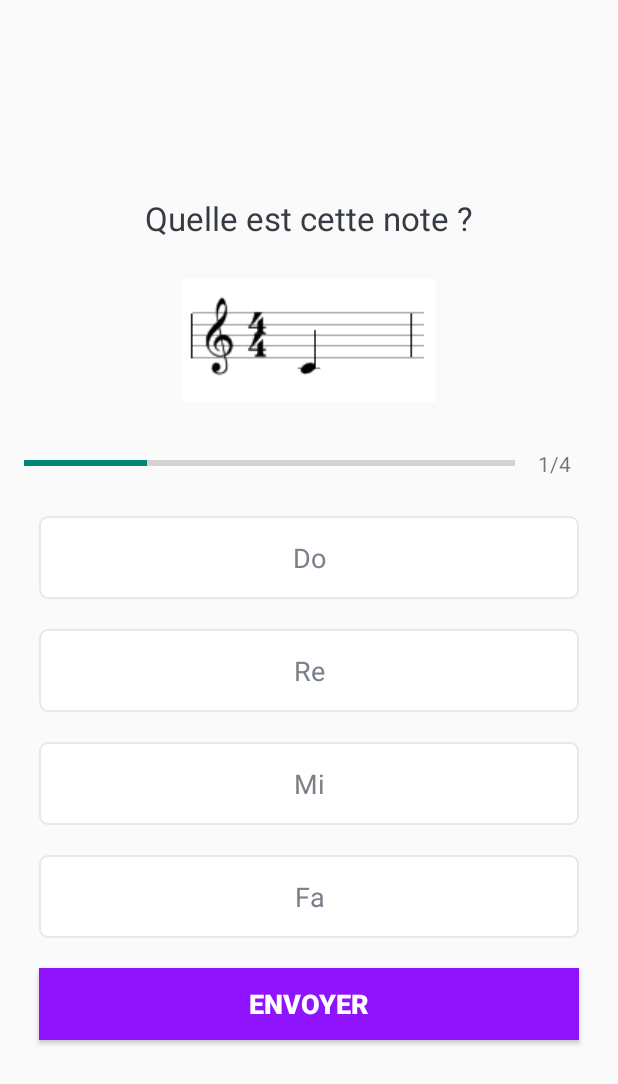
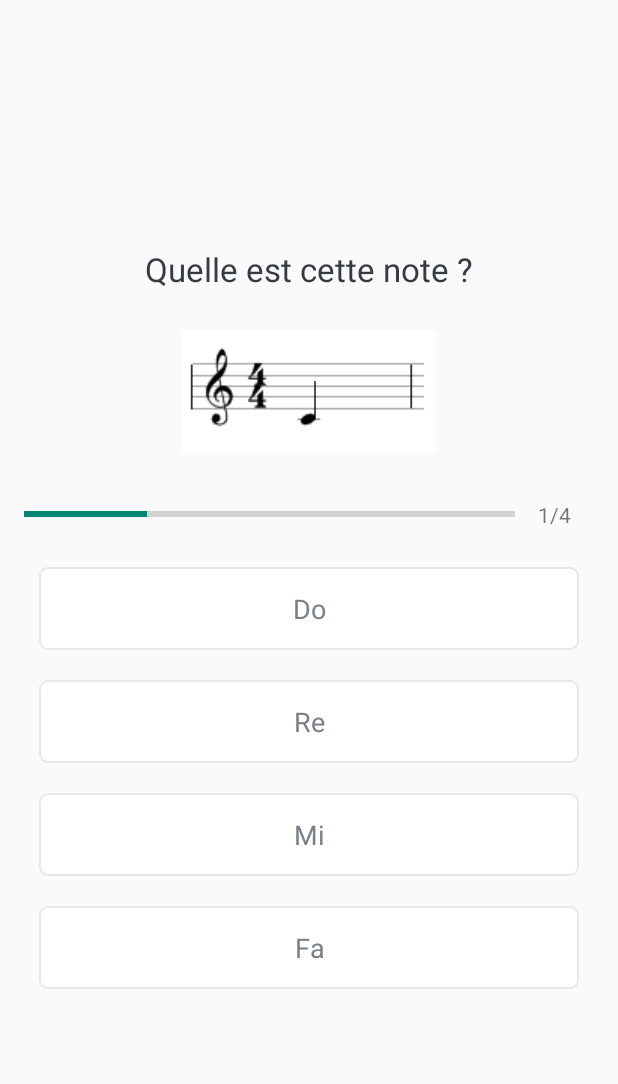
Before and after one commit to PaulPaillet/guido-app, an Android app: the QuizQuestionsActivity screen opened directly, with no data from a screen before it, on a phone screen of 412 x 824 dp. Shown: the top 1084 px of the screen. Run offline under Robolectric (Android 15) with nearby library versions, the phone set to English and light mode, and no system bars.

Commit message:
patch quiz

```diff
--- a/app/src/main/java/com/example/guido/QuizQuestionsActivity.kt
+++ b/app/src/main/java/com/example/guido/QuizQuestionsActivity.kt
@@ -30,15 +30,12 @@ class QuizQuestionsActivity : AppCompatActivity(), View.OnClickListener{
 
         setQuestion()
 
-        val progressBar = findViewById<ProgressBar>(R.id.progressBar)
-        val tv_progress = findViewById<TextView>(R.id.tv_progress)
-        val tv_question = findViewById<TextView>(R.id.tv_question)
-        val iv_image = findViewById<ImageView>(R.id.iv_image)
         val tv_option_one = findViewById<TextView>(R.id.tv_option_one)
         val tv_option_two = findViewById<TextView>(R.id.tv_option_two)
         val tv_option_three = findViewById<TextView>(R.id.tv_option_three)
         val tv_option_four = findViewById<TextView>(R.id.tv_option_four)
         val btn_submit = findViewById<Button>(R.id.btn_submit)
+        btn_submit.visibility = View.GONE
 
         tv_option_one.setOnClickListener(this)
         tv_option_two.setOnClickListener(this)
@@ -55,7 +52,7 @@ class QuizQuestionsActivity : AppCompatActivity(), View.OnClickListener{
         defaultOptionsView()
 
         if(mCurrentPosition == mQuestionsList!!.size){
-            btn_submit.text = "TERMINER"
+            btn_submit.text = "TERMINER LE TEST"
         }else{
             btn_submit.text = "ENVOYER"
         }
@@ -76,6 +73,11 @@ class QuizQuestionsActivity : AppCompatActivity(), View.OnClickListener{
         tv_option_two.text = question.optionTwo
         tv_option_three.text = question.optionThree
         tv_option_four.text = question.optionFour
+        btn_submit.visibility = View.GONE
+        tv_option_one.isClickable = true
+        tv_option_two.isClickable = true
+        tv_option_three.isClickable = true
+        tv_option_four.isClickable = true
     }
 
     private fun defaultOptionsView(){
@@ -107,15 +109,19 @@ class QuizQuestionsActivity : AppCompatActivity(), View.OnClickListener{
         when(v?.id){
             R.id.tv_option_one ->{
                 selectedOptionView(tv_option_one,1)
+                btn_submit.visibility = View.VISIBLE
             }
             R.id.tv_option_two ->{
                 selectedOptionView(tv_option_two,2)
+                btn_submit.visibility = View.VISIBLE
             }
             R.id.tv_option_three ->{
                 selectedOptionView(tv_option_three,3)
+                btn_submit.visibility = View.VISIBLE
             }
             R.id.tv_option_four ->{
                 selectedOptionView(tv_option_four,4)
+                btn_submit.visibility = View.VISIBLE
             }
             R.id.btn_submit ->{
                 if(mSelectedOptionPosition == 0){
@@ -146,6 +152,10 @@ class QuizQuestionsActivity : AppCompatActivity(), View.OnClickListener{
                     }else{
                         btn_submit.text = "QUESTION SUIVANTE"
                     }
+                    tv_option_one.isClickable = false
+                    tv_option_two.isClickable = false
+                    tv_option_three.isClickable = false
+                    tv_option_four.isClickable = false
                     mSelectedOptionPosition = 0
                 }
             }
--- a/app/src/main/java/com/example/guido/fragments/SettingsFragment.kt
+++ b/app/src/main/java/com/example/guido/fragments/SettingsFragment.kt
@@ -1,8 +1,6 @@
 package com.example.guido.fragments
 
 import CallApi
-import android.net.Uri
-import android.os.Build
 import android.os.Bundle
 import android.util.Log
 import androidx.fragment.app.Fragment
@@ -10,9 +8,6 @@ import android.view.LayoutInflater
 import android.view.View
 import android.view.ViewGroup
 import android.widget.Button
-import android.widget.ImageButton
-import android.widget.Toast
-import androidx.annotation.RequiresApi
 import com.example.guido.R
 import com.example.guido.models.Body
 import com.example.guido.models.Note
```
